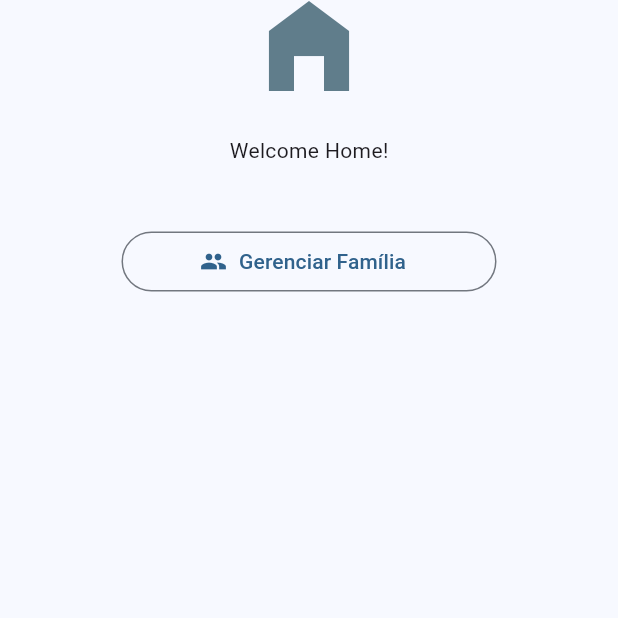
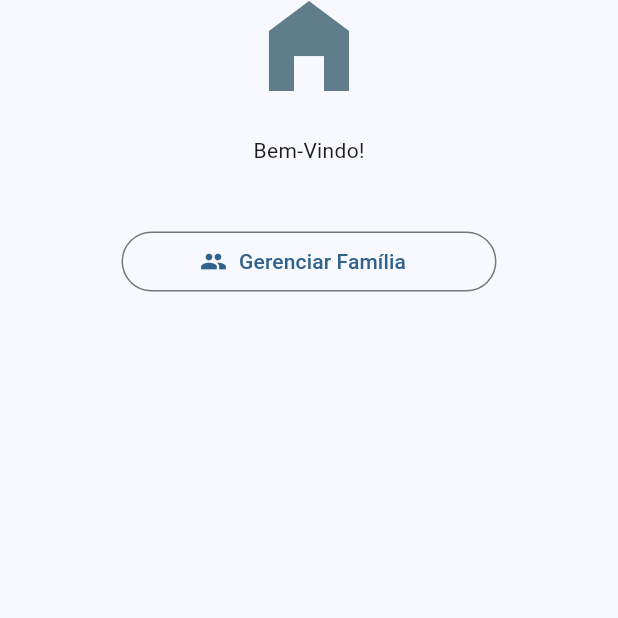
Before and after one commit to Edu-Fortes/flutter_family_planner, a Flutter app: the screen it shows once a user with an empty profile is signed in, on a phone screen of 412 x 824 dp, the part 463-1081 px from its top. Run offline on Flutter 3.47's test engine with Material 3 defaults, Android fonts, the phone set to English and light mode, and no system bars; our stand-ins replace flutter_colorpicker, flutter_dotenv, flutter_riverpod, go_router, google_fonts, supabase_flutter and 1 more; missing offline and left inert: syncfusion_localizations; accounts and stored records are empty.

Commit message:
fix(dashboard): update welcome message to Portuguese fetching data from db

```diff
--- a/lib/features/dashboard/presentation/dashboard_screen.dart
+++ b/lib/features/dashboard/presentation/dashboard_screen.dart
@@ -226,7 +226,7 @@ class _MobileMenuScreen extends ConsumerWidget {
           children: [
             const Icon(Icons.home_filled, size: 80, color: Colors.blueGrey),
             const SizedBox(height: 20),
-            const Text('Welcome Home!'),
+            const Text('Bem-Vindo!'),
             const SizedBox(height: 40),
 
             // Link to Family Management (Not in Bottom Bar)
```
Also changed, not shown: lib/main.dart (+0 -86 lines).
